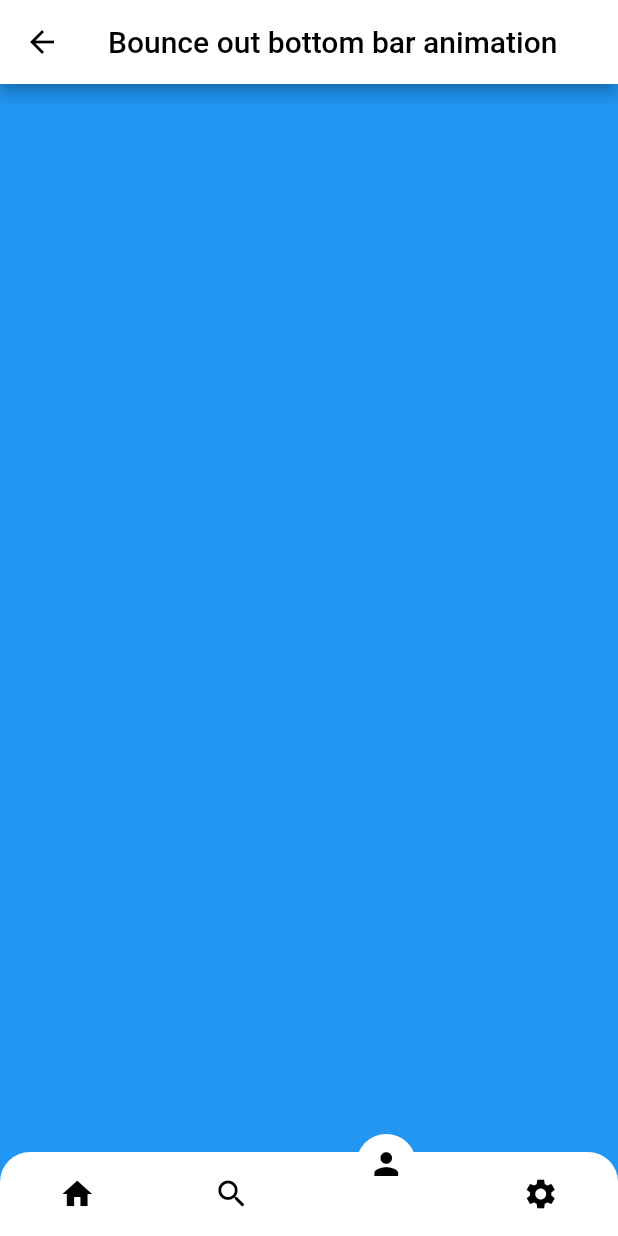
After one commit to jrdeavila/portafolio, a Flutter app: the screen it shows after launch, after a tap on "Bounce out bottom bar animation", on a phone screen of 412 x 824 dp. The commit adds this screen. Run offline on Flutter 3.47's test engine with Material 2 defaults, Android fonts, the phone set to English and light mode, and no system bars.

Commit message:
Bounce Out Bottom Bar

```diff
--- a/lib/animations/animations.dart
+++ b/lib/animations/animations.dart
@@ -1 +1,2 @@
+export 'bounce_out_bottom_bar_animation.dart';
 export 'social_button_share_animation.dart';
--- /dev/null
+++ b/lib/animations/bounce_out_bottom_bar_animation.dart
@@ -0,0 +1,239 @@
+import 'package:flutter/material.dart';
+
+class BounceOutBottomBarAnimation extends StatefulWidget {
+  const BounceOutBottomBarAnimation({super.key});
+
+  @override
+  State<BounceOutBottomBarAnimation> createState() =>
+      _BounceOutBottomBarAnimationState();
+}
+
+class _BounceOutBottomBarAnimationState
+    extends State<BounceOutBottomBarAnimation> {
+  var currentIndex = 2;
+  @override
+  Widget build(BuildContext context) {
+    return Scaffold(
+      appBar: AppBar(
+        backgroundColor: Colors.white,
+        foregroundColor: Colors.black,
+        title: const Text('Bounce out bottom bar animation'),
+      ),
+      extendBody: true,
+      body: IndexedStack(index: currentIndex, children: [
+        Container(
+          color: Colors.red,
+        ),
+        Container(
+          color: Colors.green,
+        ),
+        Container(
+          color: Colors.blue,
+        ),
+        Container(
+          color: Colors.amber,
+        ),
+      ]),
+      bottomNavigationBar: BounceOutBottomBar(
+        initialIndex: currentIndex,
+        items: const [
+          Icons.home,
+          Icons.search,
+          Icons.person,
+          Icons.settings,
+        ],
+        onIndexChanged: (value) => setState(() {
+          currentIndex = value;
+        }),
+      ),
+    );
+  }
+}
+
+class BounceOutBottomBar extends StatefulWidget {
+  final List<IconData> items;
+  final Color backgroundColor, foregroundColor;
+  final int initialIndex;
+  final ValueChanged<int> onIndexChanged;
+  const BounceOutBottomBar({
+    super.key,
+    required this.items,
+    this.backgroundColor = Colors.white,
+    this.foregroundColor = Colors.black,
+    this.initialIndex = 0,
+    required this.onIndexChanged,
+  });
+
+  @override
+  State<BounceOutBottomBar> createState() => _BounceOutBottomBarState();
+}
+
+class _BounceOutBottomBarState extends State<BounceOutBottomBar>
+    with SingleTickerProviderStateMixin {
+  late int currentIndex;
+  late Color _backgroundColor, _foregroundColor;
+  late AnimationController _controller;
+  late Animation _animateIn,
+      _animateOut,
+      _circleAnimateItem,
+      _elevAnimationOut,
+      _elevAnimationIn;
+
+  @override
+  void initState() {
+    super.initState();
+    currentIndex = widget.initialIndex;
+    _backgroundColor = widget.backgroundColor;
+    _foregroundColor = widget.foregroundColor;
+    _controller = AnimationController(
+      vsync: this,
+      duration: const Duration(milliseconds: 1000),
+    );
+    _animateIn = CurveTween(
+      curve: const Interval(
+        0.1,
+        0.6,
+        curve: Curves.decelerate,
+      ),
+    ).animate(_controller);
+    _animateOut = CurveTween(
+      curve: const Interval(
+        0.6,
+        1.0,
+        curve: Curves.bounceOut,
+      ),
+    ).animate(_controller);
+
+    _elevAnimationIn = CurveTween(
+      curve: const Interval(
+        0.3,
+        0.5,
+        curve: Curves.decelerate,
+      ),
+    ).animate(_controller);
+    _elevAnimationOut = CurveTween(
+      curve: const Interval(
+        0.55,
+        1.0,
+        curve: Curves.bounceOut,
+      ),
+    ).animate(_controller);
+
+    _circleAnimateItem = CurveTween(
+      curve: const Interval(
+        0.0,
+        0.5,
+        curve: Curves.linear,
+      ),
+    ).animate(_controller);
+    _controller.forward(from: 1.0);
+  }
+
+  @override
+  void dispose() {
+    _controller.dispose();
+    super.dispose();
+  }
+
+  final _movement = 100.0;
+  final _elevation = 70.0;
+
+  @override
+  Widget build(BuildContext context) {
+    var width = MediaQuery.of(context).size.width;
+    var currentWidth = width;
+    var currentElevation = 0.0;
+
+    return SizedBox(
+        height: kBottomNavigationBarHeight,
+        child: AnimatedBuilder(
+            animation: _controller,
+            builder: (context, _) {
+              currentWidth = width -
+                  (_movement * _animateIn.value) +
+                  (_movement * _animateOut.value);
+
+              currentElevation = (-_elevation * _elevAnimationIn.value) +
+                  (_elevation / 1.4 * _elevAnimationOut.value);
+
+              List<Widget> items = widget.items.asMap().entries.map((e) {
+                var innerChild = CircleAvatar(
+                  backgroundColor: _backgroundColor,
+                  foregroundColor: _foregroundColor,
+                  child: Icon(e.value),
+                );
+                if (e.key == currentIndex) {
+                  return Expanded(
+                    child: CustomPaint(
+                      painter: _CustomCirclePainter(
+                        progress: _circleAnimateItem.value,
+                        color: _foregroundColor,
+                      ),
+                      child: Transform.translate(
+                        offset: Offset(0.0, currentElevation),
+                        child: innerChild,
+                      ),
+                    ),
+                  );
+                }
+
+                return Expanded(
+                  child: GestureDetector(
+                    onTap: () {
+                      _controller.forward(from: 0.0);
+                      widget.onIndexChanged(e.key);
+                      setState(() {
+                        currentIndex = e.key;
+                      });
+                    },
+                    child: innerChild,
+                  ),
+                );
+              }).toList();
+
+              return Center(
+                child: Container(
+                  decoration: BoxDecoration(
+                    borderRadius:
+                        const BorderRadius.vertical(top: Radius.circular(20)),
+                    color: _backgroundColor,
+                  ),
+                  width: currentWidth,
+                  height: kBottomNavigationBarHeight,
+                  child: Row(
+                    mainAxisAlignment: MainAxisAlignment.spaceEvenly,
+                    children: items,
+                  ),
+                ),
+              );
+            }));
+  }
+}
+
+class _CustomCirclePainter extends CustomPainter {
+  final double progress;
+  final Color color;
+
+  _CustomCirclePainter({required this.progress, this.color = Colors.black});
+
+  var stroke = 10.0;
+  var radius = 25.0;
+  @override
+  void paint(Canvas canvas, Size size) {
+    var center = Offset(size.width / 2, size.height / 2);
+    var currentRadius = radius * progress;
+    var currentStroke = stroke * (1 - progress);
+    var paint = Paint()
+      ..color = color
+      ..style = PaintingStyle.stroke
+      ..strokeWidth = currentStroke;
+    if (progress < 1) {
+      canvas.drawCircle(center, currentRadius, paint);
+    }
+  }
+
+  @override
+  bool shouldRepaint(_CustomCirclePainter oldDelegate) {
+    return true;
+  }
+}
--- a/lib/home_screen.dart
+++ b/lib/home_screen.dart
@@ -24,6 +24,11 @@ class HomeScreen extends StatelessWidget {
                   builder: (_) => const SocialButtonShareAnimation())),
               child: const Text('Social Button share animation'),
             ),
+            ElevatedButton(
+              onPressed: () => Navigator.of(context).push(MaterialPageRoute(
+                  builder: (_) => const BounceOutBottomBarAnimation())),
+              child: const Text("Bounce out bottom bar animation"),
+            ),
           ],
         ),
       ),
```
